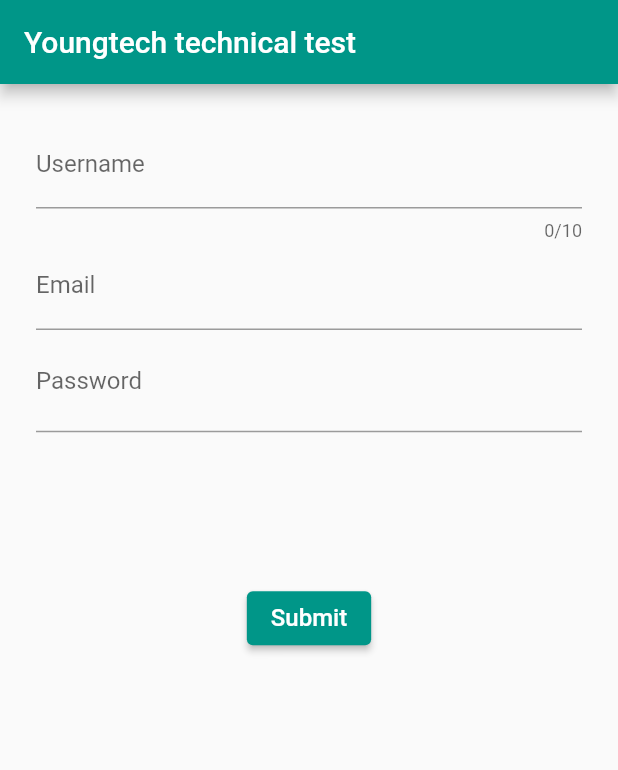
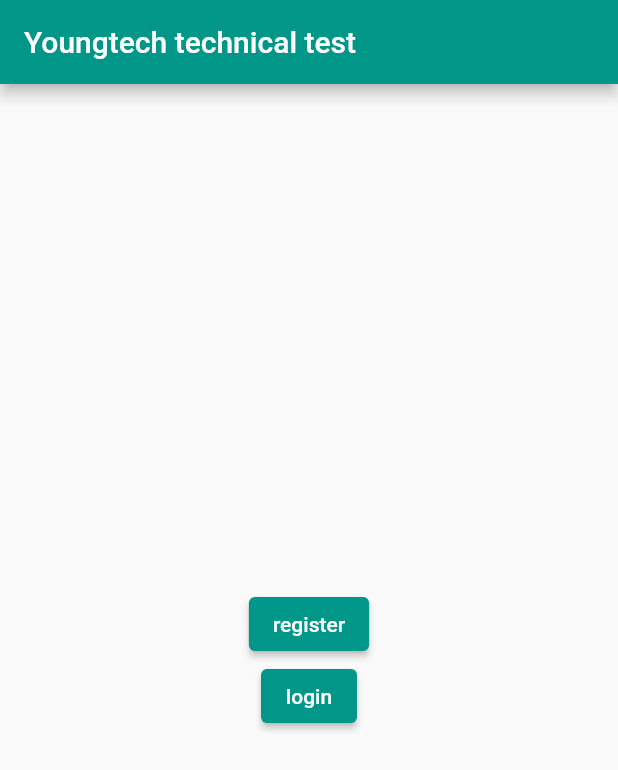
Before and after one commit to erwanepitech/YOUNGTECH-TECHNICAL-TEST, a Flutter app: the screen it shows after launch, on a phone screen of 412 x 824 dp. Shown: the top 770 px of the screen. Run offline on Flutter 3.47's test engine with Material 2 defaults, Android fonts, the phone set to English and light mode, and no system bars.

Commit message:
refact: add home screen/login/register page

```diff
--- a/lib/main.dart
+++ b/lib/main.dart
@@ -1,4 +1,5 @@
-import 'package:youngtech_test/views/form_screen.dart';
+import 'package:youngtech_test/views/register_screen.dart';
+import 'package:youngtech_test/views/home_screen.dart';
 import 'package:flutter/material.dart';
 
 void main() => runApp(MyApp());
@@ -8,11 +9,10 @@ class MyApp extends StatelessWidget {
   @override
   Widget build(BuildContext context) {
     return MaterialApp(
-      title: 'Coding with Curry',
       theme: ThemeData(
         primarySwatch: Colors.teal,
       ),
-      home: FormScreen(),
+      home: HomeScreen(),
     );
   }
 }
--- /dev/null
+++ b/lib/views/home_screen.dart
@@ -0,0 +1,50 @@
+import 'package:flutter/material.dart';
+import 'package:youngtech_test/views/register_screen.dart';
+import 'package:youngtech_test/views/login_screen.dart';
+
+class HomeScreen extends StatelessWidget {
+  const HomeScreen({super.key});
+
+  Widget _login(BuildContext context) {
+    return ElevatedButton(
+      child: const Text('register'),
+      onPressed: () {
+        Navigator.push(
+          context,
+          MaterialPageRoute(builder: (context) => const RegisterScreen()),
+        );
+      },
+    );
+  }
+
+  Widget _register(BuildContext context) {
+    return ElevatedButton(
+      child: const Text('login'),
+      onPressed: () {
+        Navigator.push(
+          context,
+          MaterialPageRoute(builder: (context) => const LoginScreen()),
+        );
+      },
+    );
+  }
+
+  @override
+  Widget build(BuildContext context) {
+    return Scaffold(
+      appBar: AppBar(
+        title: const Text('Youngtech technical test'),
+      ),
+      body: Center(
+        child: Container(
+          child: Column(
+              mainAxisAlignment: MainAxisAlignment.center,
+              children: <Widget>[
+                _login(context),
+                _register(context)
+              ]),
+        ),
+      ),
+    );
+  }
+}
--- a/lib/views/form_screen.dart
+++ b/lib/views/login_screen.dart
@@ -2,22 +2,21 @@ import 'package:flutter/material.dart';
 import 'package:http/http.dart' as http;
 import 'dart:convert';
 
-class FormScreen extends StatefulWidget {
-  const FormScreen({Key? key}) : super(key: key);
+class LoginScreen extends StatefulWidget {
+  const LoginScreen({Key? key}) : super(key: key);
 
   @override
   State<StatefulWidget> createState() {
-    return FormScreenState();
+    return LoginScreenScreenState();
   }
 }
 
-class FormScreenState extends State<FormScreen> {
+class LoginScreenScreenState extends State<LoginScreen> {
   String _username = "";
-  String _email = "";
   String _password = "";
   bool _isHidden = true;
   final GlobalKey<FormState> _formKey = GlobalKey<FormState>();
-  final uri = 'http://10.0.2.2:8080/api/auth/signup';
+  final uri = 'http://10.0.2.2:8080/api/auth/signin';
 
   Widget _buildName() {
     return TextFormField(
@@ -33,55 +32,6 @@ class FormScreenState extends State<FormScreen> {
         _username = value.toString();
       },
     );
-  }
-
-  Widget _buildEmail() {
-    return TextFormField(
-      decoration: InputDecoration(labelText: 'Email'),
-      validator: (value) {
-        if (value == null || value.isEmpty) {
-          return 'Email is Required';
-        }
-        String pattern = r'\w+@\w+\.\w+';
-        if (!RegExp(pattern).hasMatch(value)) {
-          return 'Please enter a valid email Address';
-        }
-
-        return null;
-      },
-      onSaved: (value) {
-        _email = value.toString();
-      },
-    );
-  }
-
-  void _togglePasswordView() {
-    setState(() {
-      _isHidden = !_isHidden;
-    });
-  }
-
-  void _sendForm() async {
-    var map = new Map<String, dynamic>();
-    map['username'] = _username;
-    map['email'] = _email;
-    map['password'] = _password;
-
-    http.Response response = await http.post(
-      Uri.parse(uri),
-      headers: <String, String>{
-        'Content-Type':
-        'application/x-www-form-urlencoded; charset=UTF-8',
-      },
-      body: map,
-    );
-
-    if (response.statusCode == 200) {
-      print(jsonDecode(response.body));
-    } else {
-      Map<String, dynamic> map = jsonDecode(response.body);
-      print(map['message']);
-    }
   }
 
   Widget _buildPassword() {
@@ -107,10 +57,38 @@ class FormScreenState extends State<FormScreen> {
     );
   }
 
+  void _togglePasswordView() {
+    setState(() {
+      _isHidden = !_isHidden;
+    });
+  }
+
+  void _sendForm() async {
+    var map = new Map<String, dynamic>();
+    map['username'] = _username;
+    map['password'] = _password;
+
+    http.Response response = await http.post(
+      Uri.parse(uri),
+      headers: <String, String>{
+        'Content-Type':
+        'application/x-www-form-urlencoded; charset=UTF-8',
+      },
+      body: map,
+    );
+
+    if (response.statusCode == 200) {
+      print(jsonDecode(response.body));
+    } else {
+      Map<String, dynamic> map = jsonDecode(response.body);
+      print(map['message']);
+    }
+  }
+
   @override
   Widget build(BuildContext context) {
     return Scaffold(
-      appBar: AppBar(title: Text("Youngtech technical test")),
+      appBar: AppBar(title: Text("Login")),
       body: SingleChildScrollView(
         child: Container(
           margin: EdgeInsets.all(24),
@@ -120,19 +98,17 @@ class FormScreenState extends State<FormScreen> {
               mainAxisAlignment: MainAxisAlignment.center,
               children: <Widget>[
                 _buildName(),
-                _buildEmail(),
                 _buildPassword(),
                 SizedBox(height: 100),
                 ElevatedButton(
                   child: Text(
-                    'Submit',
+                    'Login',
                     style: TextStyle(fontSize: 16),
                   ),
                   onPressed: () {
                     if (_formKey.currentState!.validate()) {
                       _formKey.currentState!.save();
                       print(_username);
-                      print(_email);
                       print(_password);
 
                       _sendForm();
```
Also changed, not shown: lib/views/register_screen.dart (added, +150 -0 lines).
